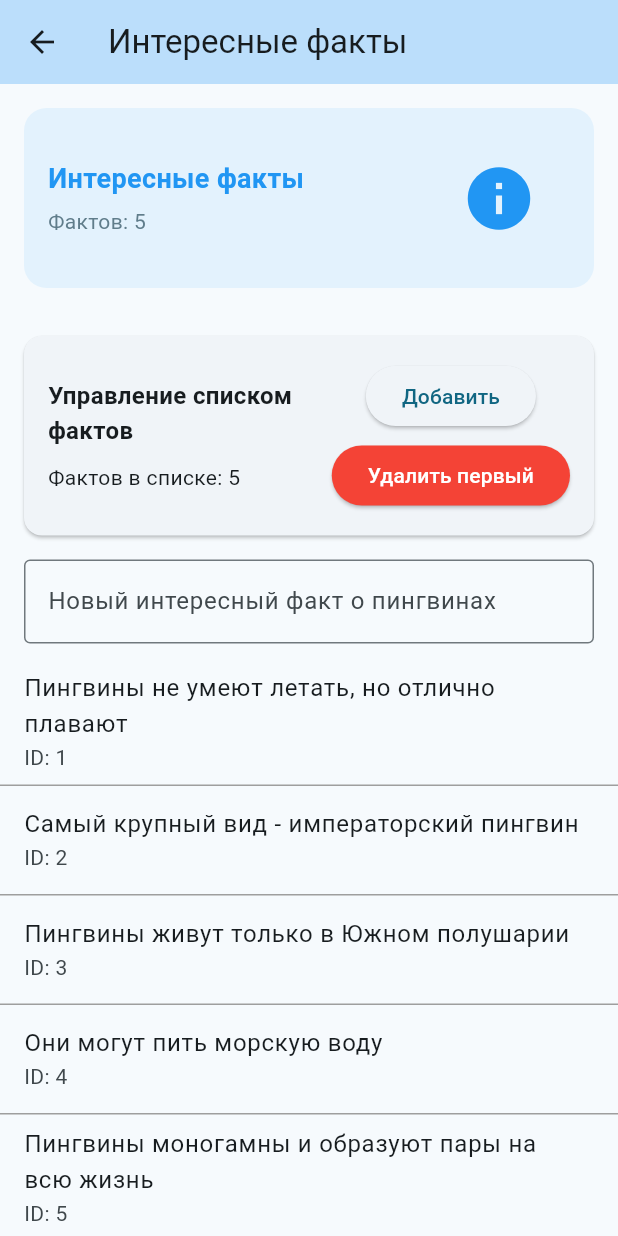
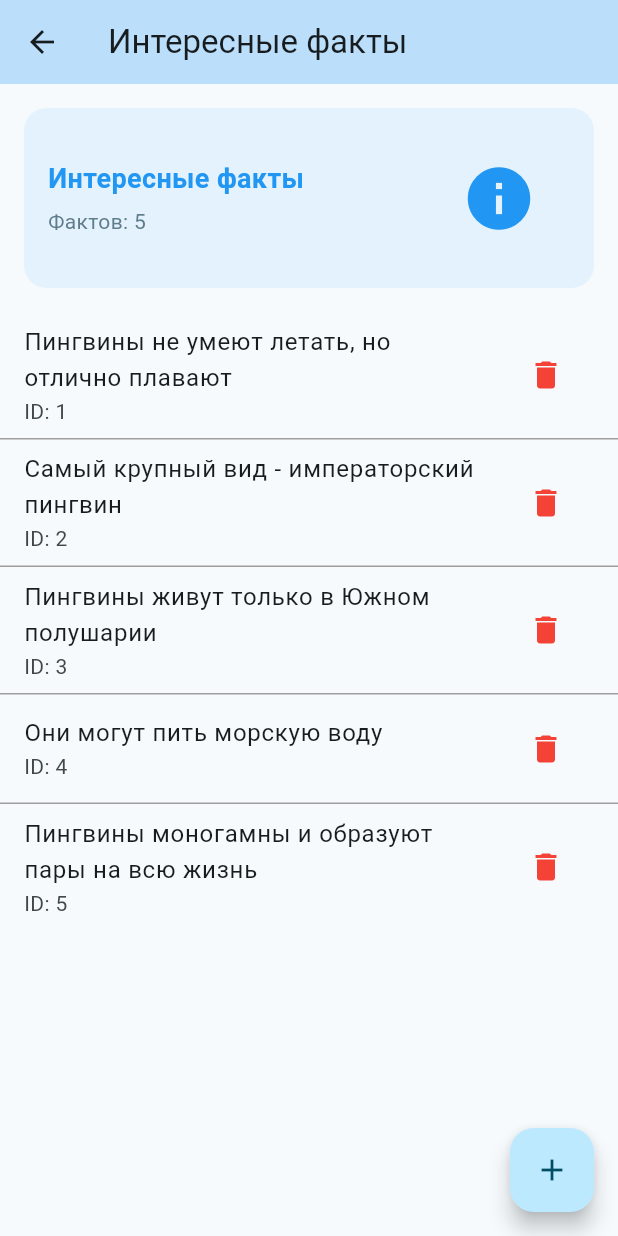
Before and after one commit to tezeku/rkmp, a Flutter app: the InfoScreen screen opened by its route, on a phone screen of 412 x 824 dp. Run offline on Flutter 3.47's test engine with Material 3 defaults, Android fonts, the phone set to English and light mode, and no system bars; drawn by our look-alikes of cached_network_image; our stand-ins replace bloc, flutter_bloc, get_it, go_router; network calls fail.

Commit message:
Добавлена система управления состоянием в файле info_screen.dart с использованием Cubit.

```diff
--- /dev/null
+++ b/lib/presentation/screens/info/cubit/facts_cubit.dart
@@ -0,0 +1,43 @@
+import 'package:flutter_bloc/flutter_bloc.dart';
+
+class FactsState {
+  final List<Map<String, String>> facts;
+
+  const FactsState({this.facts = const []});
+
+  FactsState copyWith({List<Map<String, String>>? facts}) {
+    return FactsState(
+      facts: facts ?? this.facts,
+    );
+  }
+}
+
+class FactsCubit extends Cubit<FactsState> {
+  FactsCubit() : super(const FactsState(facts: [
+    {'id': '1', 'text': 'Пингвины не умеют летать, но отлично плавают'},
+    {'id': '2', 'text': 'Самый крупный вид - императорский пингвин'},
+    {'id': '3', 'text': 'Пингвины живут только в Южном полушарии'},
+    {'id': '4', 'text': 'Они могут пить морскую воду'},
+    {'id': '5', 'text': 'Пингвины моногамны и образуют пары на всю жизнь'},
+  ]));
+
+  void addFact(String text) {
+    final newFacts = List<Map<String, String>>.from(state.facts);
+    final newId = (state.facts.length + 1).toString();
+    newFacts.add({
+      'id': newId,
+      'text': text,
+    });
+    emit(state.copyWith(facts: newFacts));
+  }
+
+  void removeFact(int index) {
+    final newFacts = List<Map<String, String>>.from(state.facts);
+    newFacts.removeAt(index);
+    emit(state.copyWith(facts: newFacts));
+  }
+
+  void clearAllFacts() {
+    emit(const FactsState(facts: []));
+  }
+}
--- a/lib/presentation/screens/info/info_screen.dart
+++ b/lib/presentation/screens/info/info_screen.dart
@@ -1,6 +1,8 @@
 import 'package:flutter/material.dart';
+import 'package:flutter_bloc/flutter_bloc.dart';
 import 'package:cached_network_image/cached_network_image.dart';
 import 'package:go_router/go_router.dart';
+import 'cubit/facts_cubit.dart';
 
 class InfoScreen extends StatefulWidget {
   const InfoScreen({super.key});
@@ -10,43 +12,13 @@ class InfoScreen extends StatefulWidget {
 }
 
 class _InfoScreenState extends State<InfoScreen> {
-  final List<Map<String, String>> _facts = [
-    {'id': '1', 'text': 'Пингвины не умеют летать, но отлично плавают'},
-    {'id': '2', 'text': 'Самый крупный вид - императорский пингвин'},
-    {'id': '3', 'text': 'Пингвины живут только в Южном полушарии'},
-    {'id': '4', 'text': 'Они могут пить морскую воду'},
-    {'id': '5', 'text': 'Пингвины моногамны и образуют пары на всю жизнь'},
-  ];
-
   final TextEditingController _factController = TextEditingController();
-
-  int _nextId = 6;
-
-  void _addFact() {
-    final text = _factController.text;
-    if (text.isNotEmpty) {
-      setState(() {
-        _facts.add({
-          'id': _nextId.toString(),
-          'text': text
-        });
-      });
-      _nextId++;
-      _factController.clear();
-    }
-  }
-
-  void _removeFirstFact() {
-    if (_facts.isNotEmpty) {
-      setState(() {
-        _facts.removeAt(0);
-      });
-    }
-  }
 
   @override
   Widget build(BuildContext context) {
-    return Scaffold(
+    return BlocProvider(
+      create: (context) => FactsCubit(),
+      child: Scaffold(
         appBar: AppBar(
           title: const Text('Интересные факты'),
           backgroundColor: Colors.blue[100],
@@ -55,7 +27,9 @@ class _InfoScreenState extends State<InfoScreen> {
             onPressed: () => context.pop(),
           ),
         ),
-      body: Column(
+        body: BlocBuilder<FactsCubit, FactsState>(
+          builder: (context, state) {
+            return Column(
               children: [
                 Container(
                   height: 120,
@@ -84,7 +58,7 @@ class _InfoScreenState extends State<InfoScreen> {
                               ),
                               const SizedBox(height: 5),
                               Text(
-                          'Фактов: ${_facts.length}',
+                                'Фактов: ${state.facts.length}',
                                 style: const TextStyle(color: Colors.blueGrey),
                               ),
                             ],
@@ -112,82 +86,68 @@ class _InfoScreenState extends State<InfoScreen> {
                   ),
                 ),
 
-          Card(
-            margin: const EdgeInsets.all(16),
-            child: Padding(
-              padding: const EdgeInsets.all(16.0),
-              child: Row(
-                children: [
-                  Expanded(
-                    child: Column(
-                      crossAxisAlignment: CrossAxisAlignment.start,
-                      children: [
-                        const Text(
-                          'Управление списком фактов',
-                          style: TextStyle(fontSize: 16, fontWeight: FontWeight.bold),
-                        ),
-                        const SizedBox(height: 10),
-                        Text('Фактов в списке: ${_facts.length}'),
-                      ],
-                    ),
-                  ),
-                  Column(
-                    children: [
-                      ElevatedButton(
-                        onPressed: _addFact,
-                        child: const Text('Добавить'),
-                      ),
-                      const SizedBox(height: 5),
-                      ElevatedButton(
-                        onPressed: _removeFirstFact,
-                        style: ElevatedButton.styleFrom(
-                          backgroundColor: Colors.red,
-                          foregroundColor: Colors.white,
-                        ),
-                        child: const Text('Удалить первый'),
-                      ),
-                    ],
-                  ),
-                ],
-              ),
-            ),
-          ),
-
-          Padding(
-            padding: const EdgeInsets.symmetric(horizontal: 16.0),
-            child: TextField(
-              controller: _factController,
-              decoration: const InputDecoration(
-                labelText: 'Новый интересный факт о пингвинах',
-                border: OutlineInputBorder(),
-              ),
-            ),
-          ),
-
-          const SizedBox(height: 10),
-
                 Expanded(
                   child: ListView.separated(
-              itemCount: _facts.length,
+                    itemCount: state.facts.length,
                     separatorBuilder: (context, index) => const Divider(
                       height: 1,
                       thickness: 1,
                       color: Colors.grey,
                     ),
                     itemBuilder: (context, index) {
-                final fact = _facts[index];
-
-                return KeyedSubtree(
-                  key: ValueKey(fact['id']),
-                  child: ListTile(
+                      final fact = state.facts[index];
+                      return ListTile(
                         title: Text(fact['text']!),
                         subtitle: Text('ID: ${fact['id']}'),
+                        trailing: IconButton(
+                          icon: const Icon(Icons.delete, color: Colors.red),
+                          onPressed: () => context.read<FactsCubit>().removeFact(index),
                         ),
                       );
                     },
                   ),
                 ),
               ],
+            );
+          },
+        ),
+        floatingActionButton: FloatingActionButton(
+          onPressed: () => _showAddFactDialog(context),
+          child: const Icon(Icons.add),
+        ),
+      ),
+    );
+  }
+
+  void _showAddFactDialog(BuildContext context) {
+    showDialog(
+      context: context,
+      builder: (context) => AlertDialog(
+        title: const Text('Добавить интересный факт'),
+        content: TextField(
+          controller: _factController,
+          decoration: const InputDecoration(
+            labelText: 'Новый факт о пингвинах',
+            border: OutlineInputBorder(),
+          ),
+          maxLines: 3,
+        ),
+        actions: [
+          TextButton(
+            onPressed: () => Navigator.pop(context),
+            child: const Text('Отмена'),
+          ),
+          TextButton(
+            onPressed: () {
+              if (_factController.text.isNotEmpty) {
+                context.read<FactsCubit>().addFact(_factController.text);
+                _factController.clear();
+                Navigator.pop(context);
+              }
+            },
+            child: const Text('Добавить'),
+          ),
+        ],
       ),
     );
   }
```
Lines whose indentation alone changed are shown as unchanged.
